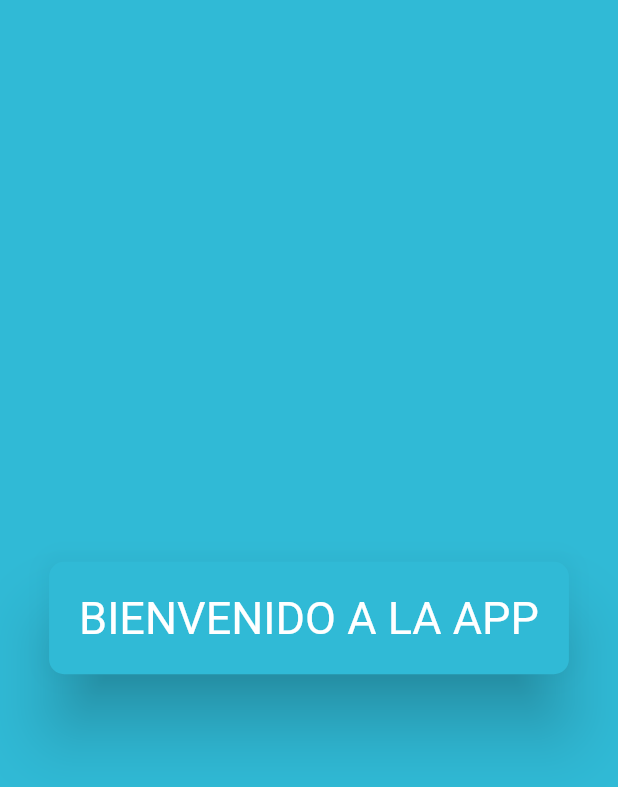
After one commit to juanfranciscocis/Scroll_Design, a Flutter app: the screen it shows after launch, swiped to page 2, on a phone screen of 412 x 824 dp. The commit adds this screen. Shown: the top 787 px of the screen. Run offline on Flutter 3.47's test engine with Material 2 defaults, Android fonts, the phone set to English and light mode, and no system bars.

Commit message:
SECOND PAGE SHOWING CORRECTLY

```diff
--- a/lib/screens/scroll_design_screen.dart
+++ b/lib/screens/scroll_design_screen.dart
@@ -7,14 +7,31 @@ class ScrollDesignScreen extends StatelessWidget{
 
   @override
   Widget build(BuildContext context) {
+    const boxDecoration = BoxDecoration(
+          gradient: LinearGradient(
+            colors: [
+              Color(0xff5EE8C5),
+              Color(0xff30BAD6),
+            ],
+            begin: Alignment.topCenter,
+            end: Alignment.bottomCenter,
+            stops: [0.5,0.5]
+
+          )
+        );
     return  Scaffold(
-      body: Stack(children:[
-        //BACKGROUND IMAGE
-        BackgroundWidget(),
-        //MAIN CONTENT
-        ClockWidget(),
+      //backgroundColor: Color(0xff96e9cc),
+      body: Container(
+        decoration: boxDecoration,
+        child: PageView(
+          physics: const BouncingScrollPhysics(),
+          scrollDirection: Axis.vertical,
+          children:const [
+            Page1Widget(),
+            Page2Widget(),
 
-      ]),
+        ]),
+      ),
     );
   }
 }
--- a/lib/widgets/clock_widget.dart
+++ b/lib/widgets/clock_widget.dart
@@ -25,9 +25,6 @@ class ClockWidget extends StatelessWidget {
             Expanded(child: Container(),),
             Icon(Icons.arrow_downward,color: Colors.white,size: 100,),
 
-
-
-
           ]
       ),
     );
--- /dev/null
+++ b/lib/widgets/page_1_widget.dart
@@ -0,0 +1,20 @@
+
+import 'package:flutter/material.dart';
+import 'package:scroll_design/widgets/widgets.dart';
+
+class Page1Widget extends StatelessWidget {
+  const Page1Widget({
+    Key? key,
+  }) : super(key: key);
+
+  @override
+  Widget build(BuildContext context) {
+    return Stack(children:[
+      //BACKGROUND IMAGE
+      BackgroundWidget(),
+      //MAIN CONTENT
+      ClockWidget(),
+
+    ]);
+  }
+}
--- /dev/null
+++ b/lib/widgets/page_2_widget.dart
@@ -0,0 +1,36 @@
+
+import 'package:flutter/material.dart';
+import 'package:scroll_design/widgets/widgets.dart';
+
+class Page2Widget extends StatelessWidget {
+  const Page2Widget({
+    Key? key,
+  }) : super(key: key);
+
+  @override
+  Widget build(BuildContext context) {
+    return Container(
+      color:Color(0xff30BAD6),
+      child: TextButton(
+        onPressed: () {
+
+        },
+        child: Card(
+          elevation: 20,
+          color: Color(0xff30BAD6),
+          shape: RoundedRectangleBorder(
+            borderRadius: BorderRadius.circular(10),
+          ),
+
+          child: Container(
+            margin: EdgeInsets.all(20),
+            child: Text('BIENVENIDO A LA APP', style: TextStyle(
+                  color: Colors.white, fontSize: 30),
+              ),
+          ),
+
+        ),
+      ),
+    );
+  }
+}
--- a/lib/widgets/widgets.dart
+++ b/lib/widgets/widgets.dart
@@ -1,2 +1,4 @@
+export 'package:scroll_design/widgets/page_1_widget.dart';
+export 'package:scroll_design/widgets/page_2_widget.dart';
 export 'package:scroll_design/widgets/clock_widget.dart';
 export 'package:scroll_design/widgets/background_widget.dart';
```
